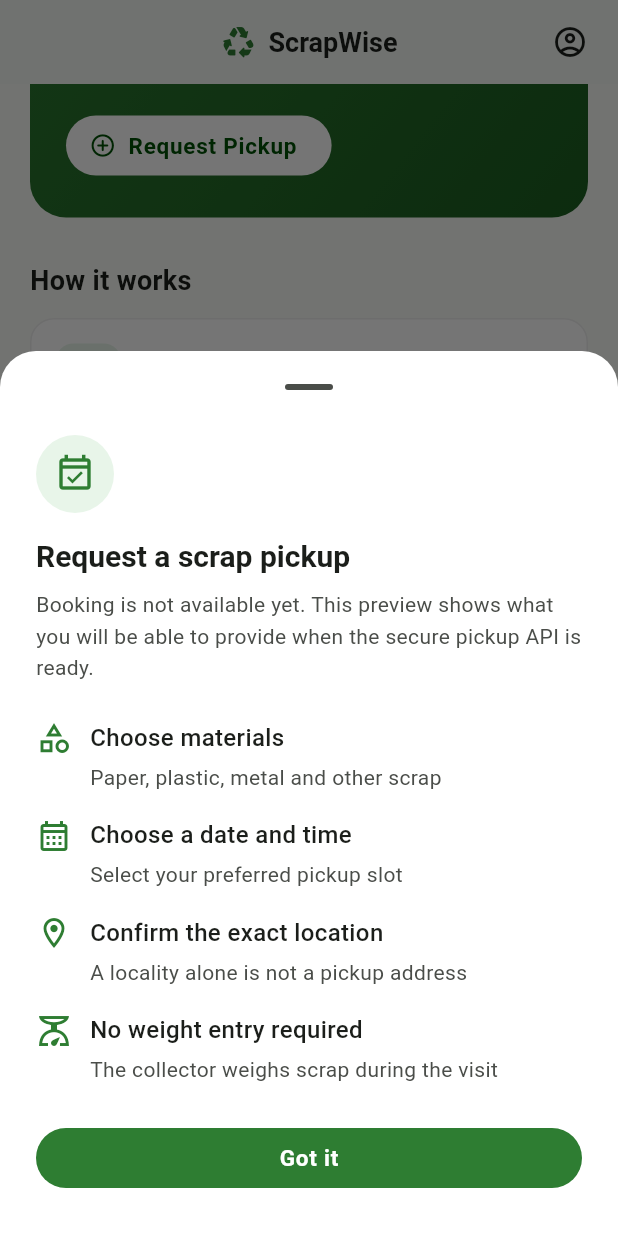
After one commit to Safa-Mahin7/ScrapWise, a Flutter app: the HouseholdDashboardScreen screen opened by its route, scrolled down 312 dp, after a tap on "Request Pickup", on a phone screen of 412 x 824 dp. The commit adds this screen. Run offline on Flutter 3.47's test engine with Material 3 defaults, Android fonts, the phone set to English and light mode, and no system bars; our stand-ins replace dio, flutter_riverpod, flutter_secure_storage, go_router, shared_preferences; accounts and stored records are empty.

Commit message:
feat(household): add initial household dashboard UI

```diff
--- a/lib/app/router.dart
+++ b/lib/app/router.dart
@@ -13,6 +13,7 @@ import '../features/auth/screens/collector_invitation_screen.dart';
 import '../features/auth/screens/trader_application_screen.dart';
 import '../features/auth/screens/trader_application_status_screen.dart';
 import '../features/auth/screens/role_dashboard_screen.dart';
+import '../features/household/screens/household_dashboard_screen.dart';
 import '../features/auth/services/session_controller.dart';
 
 /// Route guards depend on server-verified session state, not a role choice.
@@ -144,8 +145,7 @@ GoRouter createAppRouter({
       GoRoute(
         path: AppConstants.routeHouseholdDashboard,
         name: 'household-dashboard',
-        builder: (context, state) =>
-            const RoleDashboardScreen(role: 'household'),
+        builder: (context, state) => const HouseholdDashboardScreen(),
       ),
       GoRoute(
         path: AppConstants.routeCollectorDashboard,
--- /dev/null
+++ b/lib/features/household/screens/household_dashboard_screen.dart
@@ -0,0 +1,482 @@
+import 'package:flutter/material.dart';
+
+import '../../../core/theme/app_colors.dart';
+import '../../../core/theme/app_text_styles.dart';
+import '../../auth/services/session_controller.dart';
+
+/// The household's UI-only home. Pickup submission/history require the
+/// account-scoped backend APIs planned for a later integration phase.
+class HouseholdDashboardScreen extends StatefulWidget {
+  const HouseholdDashboardScreen({super.key, this.sessionController});
+
+  /// Optional injection keeps widget tests isolated from platform storage.
+  final SessionController? sessionController;
+
+  @override
+  State<HouseholdDashboardScreen> createState() =>
+      _HouseholdDashboardScreenState();
+}
+
+class _HouseholdDashboardScreenState extends State<HouseholdDashboardScreen> {
+  late final SessionController _session;
+  int _selectedTab = 0;
+  bool _signingOut = false;
+
+  @override
+  void initState() {
+    super.initState();
+    _session = widget.sessionController ?? SessionController.instance;
+  }
+
+  Future<void> _signOut() async {
+    if (_signingOut) return;
+    setState(() => _signingOut = true);
+    try {
+      await _session.signOut();
+    } catch (_) {
+      // SignOut clears local credentials even if server revocation fails.
+      // We cannot guarantee the server token has been revoked in this case.
+    } finally {
+      if (mounted) setState(() => _signingOut = false);
+    }
+  }
+
+  void _showPickupPreview() {
+    showModalBottomSheet<void>(
+      context: context,
+      isScrollControlled: true,
+      showDragHandle: true,
+      backgroundColor: Colors.white,
+      shape: const RoundedRectangleBorder(
+        borderRadius: BorderRadius.vertical(top: Radius.circular(24)),
+      ),
+      builder: (sheetContext) => SafeArea(
+        child: SingleChildScrollView(
+          padding: const EdgeInsets.fromLTRB(24, 8, 24, 28),
+          child: Column(
+            crossAxisAlignment: CrossAxisAlignment.start,
+            mainAxisSize: MainAxisSize.min,
+            children: [
+              const CircleAvatar(
+                radius: 26,
+                backgroundColor: AppColors.surfaceVariant,
+                child: Icon(Icons.event_available_outlined,
+                    color: AppColors.primary, size: 28),
+              ),
+              const SizedBox(height: 16),
+              Text('Request a scrap pickup',
+                  style: Theme.of(context).textTheme.headlineSmall),
+              const SizedBox(height: 8),
+              const Text(
+                'Booking is not available yet. This preview shows what you '
+                'will be able to provide when the secure pickup API is ready.',
+                style: AppTextStyles.bodyMedium,
+              ),
+              const SizedBox(height: 16),
+              const _PreviewStep(
+                icon: Icons.category_outlined,
+                title: 'Choose materials',
+                description: 'Paper, plastic, metal and other scrap',
+              ),
+              const _PreviewStep(
+                icon: Icons.calendar_month_outlined,
+                title: 'Choose a date and time',
+                description: 'Select your preferred pickup slot',
+              ),
+              const _PreviewStep(
+                icon: Icons.location_on_outlined,
+                title: 'Confirm the exact location',
+                description: 'A locality alone is not a pickup address',
+              ),
+              const _PreviewStep(
+                icon: Icons.scale_outlined,
+                title: 'No weight entry required',
+                description: 'The collector weighs scrap during the visit',
+              ),
+              const SizedBox(height: 16),
+              SizedBox(
+                width: double.infinity,
+                child: FilledButton(
+                  onPressed: () => Navigator.of(sheetContext).pop(),
+                  child: const Text('Got it'),
+                ),
+              ),
+            ],
+          ),
+        ),
+      ),
+    );
+  }
+
+  @override
+  Widget build(BuildContext context) {
+    final user = _session.user;
+    final name = (user?['full_name'] as String?)?.trim() ?? '';
+    final firstName = name.isEmpty ? 'there' : name.split(' ').first;
+
+    return Scaffold(
+      backgroundColor: AppColors.surface,
+      appBar: AppBar(
+        titleSpacing: 16,
+        title: const Row(
+          mainAxisSize: MainAxisSize.min,
+          children: [
+            Icon(Icons.recycling_rounded, color: AppColors.primary),
+            SizedBox(width: 8),
+            Text('ScrapWise', style: AppTextStyles.titleLarge),
+          ],
+        ),
+        actions: [
+          IconButton(
+            tooltip: 'View profile',
+            onPressed: () => setState(() => _selectedTab = 2),
+            icon: const Icon(Icons.account_circle_outlined),
+          ),
+          const SizedBox(width: 8),
+        ],
+      ),
+      body: SafeArea(
+        child: Center(
+          child: ConstrainedBox(
+            constraints: const BoxConstraints(maxWidth: 760),
+            child: AnimatedSwitcher(
+              duration: const Duration(milliseconds: 180),
+              child: KeyedSubtree(
+                key: ValueKey(_selectedTab),
+                child: switch (_selectedTab) {
+                  0 => _buildHome(firstName),
+                  1 => _buildActivity(),
+                  _ => _buildProfile(user),
+                },
+              ),
+            ),
+          ),
+        ),
+      ),
+      bottomNavigationBar: NavigationBar(
+        selectedIndex: _selectedTab,
+        onDestinationSelected: (index) {
+          setState(() => _selectedTab = index);
+        },
+        destinations: const [
+          NavigationDestination(
+            icon: Icon(Icons.home_outlined),
+            selectedIcon: Icon(Icons.home_rounded),
+            label: 'Home',
+          ),
+          NavigationDestination(
+            icon: Icon(Icons.history_outlined),
+            selectedIcon: Icon(Icons.history_rounded),
+            label: 'Activity',
+          ),
+          NavigationDestination(
+            icon: Icon(Icons.person_outline_rounded),
+            selectedIcon: Icon(Icons.person_rounded),
+            label: 'Profile',
+          ),
+        ],
+      ),
+    );
+  }
+
+  Widget _buildHome(String firstName) {
+    return ListView(
+      padding: const EdgeInsets.fromLTRB(20, 24, 20, 28),
+      children: [
+        Text('Hello, $firstName', style: AppTextStyles.headlineMedium),
+        const SizedBox(height: 4),
+        const Text('Welcome to your household space.',
+            style: AppTextStyles.bodyMedium),
+        const SizedBox(height: 22),
+        Container(
+          padding: const EdgeInsets.all(24),
+          decoration: BoxDecoration(
+            gradient: AppColors.primaryGradient,
+            borderRadius: BorderRadius.circular(24),
+          ),
+          child: Column(
+            crossAxisAlignment: CrossAxisAlignment.start,
+            children: [
+              const Icon(Icons.eco_outlined, size: 40, color: Colors.white),
+              const SizedBox(height: 16),
+              Text(
+                'Give your scrap a new purpose',
+                style:
+                    AppTextStyles.headlineMedium.copyWith(color: Colors.white),
+              ),
+              const SizedBox(height: 8),
+              Text(
+                'Plan a doorstep collection and keep useful materials '
+                'out of the waste stream.',
+                style: AppTextStyles.bodyMedium.copyWith(
+                  color: Colors.white.withValues(alpha: 0.92),
+                ),
+              ),
+              const SizedBox(height: 20),
+              FilledButton.icon(
+                style: FilledButton.styleFrom(
+                  backgroundColor: Colors.white,
+                  foregroundColor: AppColors.primaryDark,
+                ),
+                onPressed: _showPickupPreview,
+                icon: const Icon(Icons.add_circle_outline_rounded),
+                label: const Text('Request Pickup'),
+              ),
+            ],
+          ),
+        ),
+        const SizedBox(height: 28),
+        const Text('How it works', style: AppTextStyles.titleLarge),
+        const SizedBox(height: 12),
+        const _JourneyCard(
+          number: '01',
+          icon: Icons.event_note_outlined,
+          title: 'Request a collection',
+          description: 'Choose materials, a date and a pickup location.',
+        ),
+        const SizedBox(height: 10),
+        const _JourneyCard(
+          number: '02',
+          icon: Icons.scale_outlined,
+          title: 'Collector weighs your scrap',
+          description: 'Actual weight and agreed rates are recorded on site.',
+        ),
+        const SizedBox(height: 10),
+        const _JourneyCard(
+          number: '03',
+          icon: Icons.verified_outlined,
+          title: 'Confirm the collection',
+          description: 'Review the final transaction or raise a dispute.',
+        ),
+        const SizedBox(height: 24),
+        const _InfoPanel(
+          icon: Icons.info_outline,
+          title: 'Pickup integration is next',
+          message: 'This dashboard is connected to your authenticated '
+              'profile. Pickup booking and personal activity will be '
+              'connected once the backend enforces account ownership.',
+        ),
+      ],
+    );
+  }
+
+  Widget _buildActivity() {
+    return ListView(
+      padding: const EdgeInsets.fromLTRB(20, 36, 20, 28),
+      children: const [
+        Text('Pickup activity', style: AppTextStyles.headlineMedium),
+        SizedBox(height: 8),
+        Text('Your collections, all in one place.',
+            style: AppTextStyles.bodyMedium),
+        SizedBox(height: 60),
+        Icon(Icons.inventory_2_outlined, color: AppColors.primary, size: 58),
+        SizedBox(height: 20),
+        Center(
+          child: Text('Personal pickup history is not connected yet',
+              textAlign: TextAlign.center, style: AppTextStyles.titleLarge),
+        ),
+        SizedBox(height: 12),
+        Center(
+          child: Text(
+            'When account-specific pickup history becomes available, '
+            'your requests and collection statuses will appear here.',
+            textAlign: TextAlign.center,
+            style: AppTextStyles.bodyMedium,
+          ),
+        ),
+      ],
+    );
+  }
+
+  Widget _buildProfile(Map<String, dynamic>? user) {
+    final fullName = (user?['full_name'] as String?)?.trim();
+    final mobile = (user?['mobile'] as String?)?.trim();
+    final verified = user?['phone_verified'] == true;
+
+    return ListView(
+      padding: const EdgeInsets.fromLTRB(20, 26, 20, 28),
+      children: [
+        const Text('Your profile', style: AppTextStyles.headlineMedium),
+        const SizedBox(height: 6),
+        const Text('Account details from your verified session.',
+            style: AppTextStyles.bodyMedium),
+        const SizedBox(height: 24),
+        Container(
+          padding: const EdgeInsets.all(20),
+          decoration: BoxDecoration(
+            color: Colors.white,
+            borderRadius: BorderRadius.circular(20),
+          ),
+          child: Column(
+            children: [
+              const CircleAvatar(
+                radius: 30,
+                backgroundColor: AppColors.surfaceVariant,
+                child: Icon(Icons.person_outline_rounded,
+                    size: 32, color: AppColors.primary),
+              ),
+              const SizedBox(height: 20),
+              _ProfileField(label: 'Full name', value: fullName ?? 'Not set'),
+              const Divider(),
+              _ProfileField(label: 'Mobile', value: mobile ?? 'Not available'),
+              const Divider(),
+              const _ProfileField(label: 'Account type', value: 'Household'),
+              const Divider(),
+              _ProfileField(
+                label: 'Mobile verification',
+                value: verified ? 'Verified' : 'Not verified',
+              ),
+            ],
+          ),
+        ),
+        const SizedBox(height: 22),
+        OutlinedButton.icon(
+          onPressed: _signingOut ? null : _signOut,
+          icon: const Icon(Icons.logout_rounded),
+          label: Text(_signingOut ? 'Signing out...' : 'Sign Out'),
+        ),
+      ],
+    );
+  }
+}
+
+class _JourneyCard extends StatelessWidget {
+  const _JourneyCard({
+    required this.number,
+    required this.icon,
+    required this.title,
+    required this.description,
+  });
+
+  final String number;
+  final IconData icon;
+  final String title;
+  final String description;
+
+  @override
+  Widget build(BuildContext context) => Container(
+        padding: const EdgeInsets.all(16),
+        decoration: BoxDecoration(
+          color: Colors.white,
+          borderRadius: BorderRadius.circular(16),
+          border: Border.all(color: AppColors.grey100),
+        ),
+        child: Row(
+          crossAxisAlignment: CrossAxisAlignment.start,
+          children: [
+            Container(
+              width: 44,
+              height: 44,
+              alignment: Alignment.center,
+              decoration: BoxDecoration(
+                color: AppColors.surfaceVariant,
+                borderRadius: BorderRadius.circular(12),
+              ),
+              child: Icon(icon, color: AppColors.primary),
+            ),
+            const SizedBox(width: 14),
+            Expanded(
+              child: Column(
+                crossAxisAlignment: CrossAxisAlignment.start,
+                children: [
+                  Text('$number  $title', style: AppTextStyles.titleMedium),
+                  const SizedBox(height: 5),
+                  Text(description, style: AppTextStyles.bodyMedium),
+                ],
+              ),
+            ),
+          ],
+        ),
+      );
+}
+
+class _PreviewStep extends StatelessWidget {
+  const _PreviewStep({
+    required this.icon,
+    required this.title,
+    required this.description,
+  });
+
+  final IconData icon;
+  final String title;
+  final String description;
+
+  @override
+  Widget build(BuildContext context) => Padding(
+        padding: const EdgeInsets.symmetric(vertical: 8),
+        child: Row(
+          crossAxisAlignment: CrossAxisAlignment.start,
+          children: [
+            Icon(icon, color: AppColors.primary),
+            const SizedBox(width: 12),
+            Expanded(
+              child: Column(
+                crossAxisAlignment: CrossAxisAlignment.start,
+                children: [
+                  Text(title, style: AppTextStyles.titleMedium),
+                  const SizedBox(height: 4),
+                  Text(description, style: AppTextStyles.bodyMedium),
+                ],
+              ),
+            ),
+          ],
+        ),
+      );
+}
+
+class _ProfileField extends StatelessWidget {
+  const _ProfileField({required this.label, required this.value});
+
+  final String label;
+  final String value;
+
+  @override
+  Widget build(BuildContext context) => Row(
+        children: [
+          Expanded(child: Text(label, style: AppTextStyles.bodyMedium)),
+          const SizedBox(width: 12),
+          Flexible(
+            child: Text(value,
+                textAlign: TextAlign.end, style: AppTextStyles.titleMedium),
+          ),
+        ],
+      );
+}
+
+class _InfoPanel extends StatelessWidget {
+  const _InfoPanel({
+    required this.icon,
+    required this.title,
+    required this.message,
+  });
+
+  final IconData icon;
+  final String title;
+  final String message;
+
+  @override
+  Widget build(BuildContext context) => Container(
+        padding: const EdgeInsets.all(16),
+        decoration: BoxDecoration(
+          color: AppColors.surfaceVariant,
+          borderRadius: BorderRadius.circular(16),
+        ),
+        child: Row(
+          crossAxisAlignment: CrossAxisAlignment.start,
+          children: [
+            Icon(icon, color: AppColors.primary),
+            const SizedBox(width: 12),
+            Expanded(
+              child: Column(
+                crossAxisAlignment: CrossAxisAlignment.start,
+                children: [
+                  Text(title, style: AppTextStyles.titleMedium),
+                  const SizedBox(height: 5),
+                  Text(message, style: AppTextStyles.bodyMedium),
+                ],
+              ),
+            ),
+          ],
+        ),
+      );
+}
```
Also changed, not shown: 1 other file.
